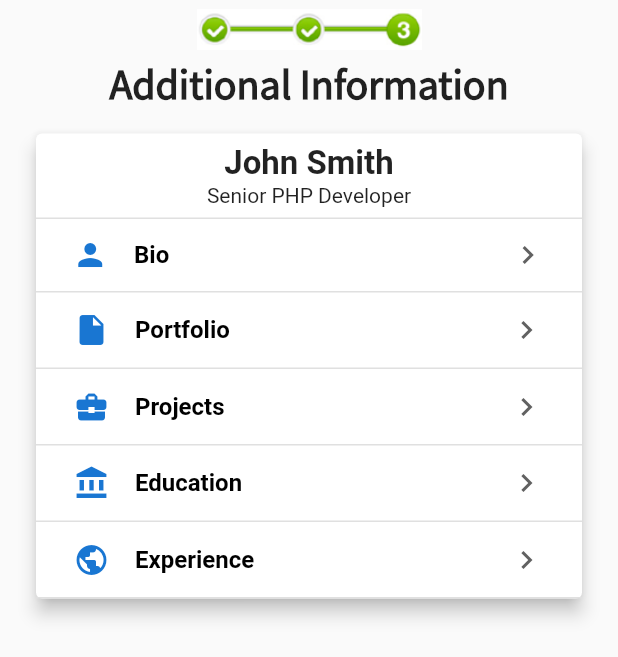
After one commit to babarindeos/job_app, a Flutter app: the AdditionalInfo screen opened by its route, on a phone screen of 412 x 824 dp. The commit adds this screen. Shown: the top 657 px of the screen. Run offline on Flutter 3.47's test engine with Material 2 defaults, Android fonts, the phone set to English and light mode, and no system bars; our stand-ins replace chewie, cloud_firestore, file_picker, firebase_auth, firebase_storage, flutter_spinkit and 3 more; missing offline and left inert: flutter_plugin_pdf_viewer; accounts and stored records are empty; Roboto replaces fonts that are missing (Pacifico-Regular).

Commit message:
Week 6 Day 1

```diff
--- /dev/null
+++ b/lib/screens/user_profile/additional_info.dart
@@ -0,0 +1,320 @@
+import 'package:flutter/material.dart';
+import 'package:flutter_spinkit/flutter_spinkit.dart';
+import 'package:job_app/models/user.dart';
+import 'package:provider/provider.dart';
+
+class FormKeys {
+  static final frmKey1 = GlobalKey<FormState>();
+  static final frmKey2 = const Key('__R1KEY2__');
+  static final frmKey3 = const Key('__R1KEY3__');
+}
+
+final GlobalKey<FormState> _formKey =
+    new GlobalKey<FormState>(debugLabel: '_loginFormKey');
+
+class AdditionalInfo extends StatefulWidget {
+  @override
+  _AdditionalInfoState createState() => _AdditionalInfoState();
+}
+
+class _AdditionalInfoState extends State<AdditionalInfo> {
+  bool isloading = false;
+
+//---------------------------------------------------------------------------
+  Widget showLoader() {
+    return Center(
+      child: SpinKitDoubleBounce(
+        color: Colors.blueAccent,
+        size: 100.0,
+      ),
+    );
+  }
+//-----------------------------------------------------------------------------
+
+  @override
+  Widget build(BuildContext context) {
+    final user = Provider.of<User>(context);
+    return SafeArea(
+        child: Scaffold(
+      body: isloading
+          ? showLoader()
+          : ListView(children: <Widget>[
+              Container(
+                alignment: Alignment.center,
+                padding: EdgeInsets.symmetric(vertical: 1.0, horizontal: 20.0),
+                child: Form(
+                  key: _formKey,
+                  child: Column(
+                    mainAxisAlignment: MainAxisAlignment.center,
+                    crossAxisAlignment: CrossAxisAlignment.center,
+                    children: <Widget>[
+                      Container(
+                        margin: EdgeInsets.symmetric(
+                            vertical: 5.0, horizontal: 10.0),
+                        child: Image(
+                          image: AssetImage('images/step-3-mini.png'),
+                          width: 150.0,
+                        ),
+                      ),
+                      Text(
+                        'Additional Information',
+                        style: TextStyle(
+                            fontSize: 28.0,
+                            fontWeight: FontWeight.bold,
+                            fontFamily: 'SourceSansPro'),
+                      ),
+                      SizedBox(height: 10.0),
+                      SizedBox(height: 2.0),
+                      Card(
+                        elevation: 5.0,
+                        child: Container(
+                          padding: EdgeInsets.all(0.0),
+                          child: Column(
+                            children: <Widget>[
+                              Container(
+                                padding: EdgeInsets.all(7.0),
+                                child: Column(
+                                  children: <Widget>[
+                                    Text(
+                                      'John Smith',
+                                      style: TextStyle(
+                                        fontWeight: FontWeight.bold,
+                                        fontSize: 22.0,
+                                        fontFamily: 'Pacifico-Regular',
+                                      ),
+                                    ),
+                                    Text('Senior PHP Developer')
+                                  ],
+                                ),
+                              ),
+                              InkWell(
+                                onTap: () {},
+                                child: Container(
+                                  padding: EdgeInsets.all(7.0),
+                                  decoration: BoxDecoration(
+                                      border: Border(
+                                          bottom: BorderSide(
+                                            width: 1.0,
+                                            color: Colors.grey.shade300,
+                                          ),
+                                          top: BorderSide(
+                                            width: 1.0,
+                                            color: Colors.grey.shade300,
+                                          ))),
+                                  child: Padding(
+                                    padding: const EdgeInsets.only(
+                                        top: 5.0, bottom: 5.0),
+                                    child: Row(
+                                      mainAxisAlignment:
+                                          MainAxisAlignment.spaceBetween,
+                                      children: <Widget>[
+                                        Expanded(
+                                          flex: 1,
+                                          child: Icon(Icons.person,
+                                              color: Colors.blue.shade700),
+                                        ),
+                                        Expanded(
+                                          flex: 4,
+                                          child: Text(
+                                            'Bio',
+                                            style: TextStyle(
+                                                color: Colors.black,
+                                                fontWeight: FontWeight.bold,
+                                                fontSize: 16.0),
+                                          ),
+                                        ),
+                                        Expanded(
+                                          flex: 1,
+                                          child: Icon(Icons.chevron_right,
+                                              color: Colors.grey.shade700),
+                                        ),
+                                      ],
+                                    ),
+                                  ),
+                                ),
+                              ),
+                              InkWell(
+                                onTap: () {},
+                                child: Container(
+                                  padding:
+                                      EdgeInsets.only(top: 5.0, bottom: 5.0),
+                                  decoration: BoxDecoration(
+                                      border: Border(
+                                    bottom: BorderSide(
+                                      width: 1.0,
+                                      color: Colors.grey.shade300,
+                                    ),
+                                  )),
+                                  child: Padding(
+                                    padding: const EdgeInsets.all(8.0),
+                                    child: Row(
+                                      mainAxisAlignment:
+                                          MainAxisAlignment.spaceBetween,
+                                      children: <Widget>[
+                                        Expanded(
+                                          flex: 1,
+                                          child: Icon(Icons.insert_drive_file,
+                                              color: Colors.blue.shade700),
+                                        ),
+                                        Expanded(
+                                          flex: 4,
+                                          child: Text(
+                                            'Portfolio',
+                                            style: TextStyle(
+                                                color: Colors.black,
+                                                fontWeight: FontWeight.bold,
+                                                fontSize: 16.0),
+                                          ),
+                                        ),
+                                        Expanded(
+                                          flex: 1,
+                                          child: Icon(Icons.chevron_right,
+                                              color: Colors.grey.shade700),
+                                        ),
+                                      ],
+                                    ),
+                                  ),
+                                ),
+                              ),
+                              InkWell(
+                                onTap: () {},
+                                child: Container(
+                                  padding:
+                                      EdgeInsets.only(top: 5.0, bottom: 5.0),
+                                  decoration: BoxDecoration(
+                                      border: Border(
+                                    bottom: BorderSide(
+                                      width: 1.0,
+                                      color: Colors.grey.shade300,
+                                    ),
+                                  )),
+                                  child: Padding(
+                                    padding: const EdgeInsets.all(8.0),
+                                    child: Row(
+                                      mainAxisAlignment:
+                                          MainAxisAlignment.spaceBetween,
+                                      children: <Widget>[
+                                        Expanded(
+                                          flex: 1,
+                                          child: Icon(Icons.business_center,
+                                              color: Colors.blue.shade700),
+                                        ),
+                                        Expanded(
+                                          flex: 4,
+                                          child: Text(
+                                            'Projects',
+                                            style: TextStyle(
+                                                color: Colors.black,
+                                                fontWeight: FontWeight.bold,
+                                                fontSize: 16.0),
+                                          ),
+                                        ),
+                                        Expanded(
+                                          flex: 1,
+                                          child: Icon(Icons.chevron_right,
+                                              color: Colors.grey.shade700),
+                                        ),
+                                      ],
+                                    ),
+                                  ),
+                                ),
+                              ),
+                              InkWell(
+                                onTap: () {},
+                                child: Container(
+                                  padding:
+                                      EdgeInsets.only(top: 5.0, bottom: 5.0),
+                                  decoration: BoxDecoration(
+                                      border: Border(
+                                    bottom: BorderSide(
+                                      width: 1.0,
+                                      color: Colors.grey.shade300,
+                                    ),
+                                  )),
+                                  child: Padding(
+                                    padding: const EdgeInsets.all(8.0),
+                                    child: Row(
+                                      mainAxisAlignment:
+                                          MainAxisAlignment.spaceBetween,
+                                      children: <Widget>[
+                                        Expanded(
+                                          flex: 1,
+                                          child: Icon(Icons.account_balance,
+                                              color: Colors.blue.shade700),
+                                        ),
+                                        Expanded(
+                                          flex: 4,
+                                          child: Text(
+                                            'Education',
+                                            style: TextStyle(
+                                                color: Colors.black,
+                                                fontWeight: FontWeight.bold,
+                                                fontSize: 16.0),
+                                          ),
+                                        ),
+                                        Expanded(
+                                          flex: 1,
+                                          child: Icon(Icons.chevron_right,
+                                              color: Colors.grey.shade700),
+                                        ),
+                                      ],
+                                    ),
+                                  ),
+                                ),
+                              ),
+                              InkWell(
+                                onTap: () {},
+                                child: Container(
+                                  padding:
+                                      EdgeInsets.only(top: 5.0, bottom: 5.0),
+                                  decoration: BoxDecoration(
+                                      border: Border(
+                                    bottom: BorderSide(
+                                      width: 1.0,
+                                      color: Colors.grey.shade300,
+                                    ),
+                                  )),
+                                  child: Padding(
+                                    padding: const EdgeInsets.all(8.0),
+                                    child: Row(
+                                      mainAxisAlignment:
+                                          MainAxisAlignment.spaceBetween,
+                                      children: <Widget>[
+                                        Expanded(
+                                          flex: 1,
+                                          child: Icon(Icons.public,
+                                              color: Colors.blue.shade700),
+                                        ),
+                                        Expanded(
+                                          flex: 4,
+                                          child: Text(
+                                            'Experience',
+                                            style: TextStyle(
+                                                color: Colors.black,
+                                                fontWeight: FontWeight.bold,
+                                                fontSize: 16.0),
+                                          ),
+                                        ),
+                                        Expanded(
+                                          flex: 1,
+                                          child: Icon(Icons.chevron_right,
+                                              color: Colors.grey.shade700),
+                                        ),
+                                      ],
+                                    ),
+                                  ),
+                                ),
+                              ),
+                            ],
+                          ),
+                        ),
+                      ),
+                      SizedBox(height: 10.0),
+                    ],
+                  ),
+                ),
+              ),
+            ]),
+    ));
+  }
+}
--- a/lib/screens/user_profile/career_details.dart
+++ b/lib/screens/user_profile/career_details.dart
@@ -458,7 +458,7 @@ class _CareerDetailsState extends State<CareerDetails> {
                                       onPressed: isbtnForwardEnabled
                                           ? () {
                                               Navigator.pushNamed(
-                                                  context, "MoreProfileInfo");
+                                                  context, '/additionalInfo');
                                             }
                                           : null),
                                 ),
--- a/lib/services.dart/auth.dart
+++ b/lib/services.dart/auth.dart
@@ -55,6 +55,9 @@ class AuthService {
       return _userFromFireBaseUser(user);
     } catch (e) {
       print(e.toString());
+      print(e.toString());
+      var resultOutCome = ['failed', e.toString()];
+      print(resultOutCome[1]);
       return null;
     }
   }
```
Also changed, not shown: lib/main.dart (+12 -1 lines), lib/models/user.dart (+27 -1 lines), lib/models/verifier.dart (+3 -7 lines), lib/screens/loginModule.dart (added, +77 -0 lines), lib/screens/wrapper.dart (+7 -13 lines), lib/shared/constants.dart (+4 -12 lines), images/step-3-mini.png (added).
